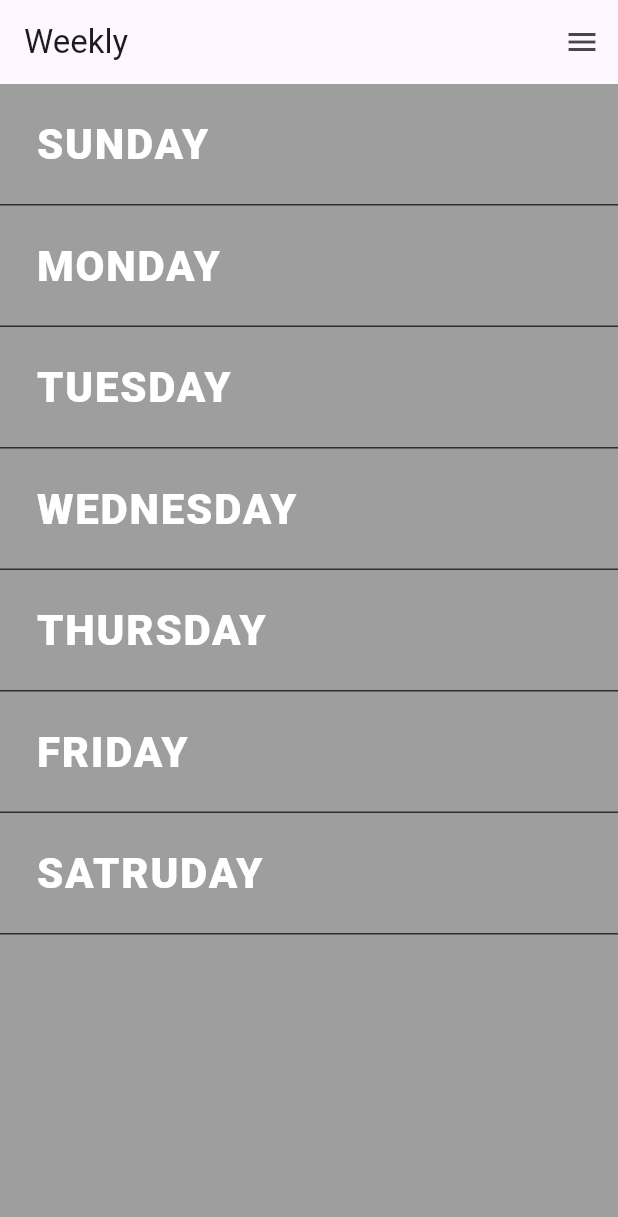
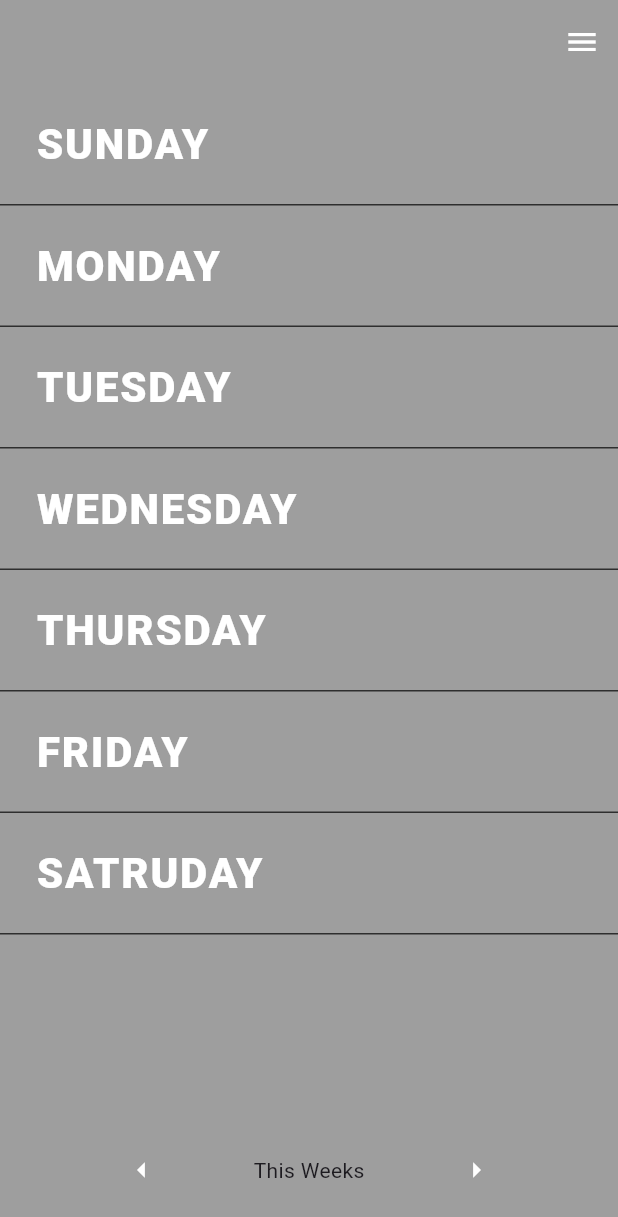
Before and after one commit to AmirulAiman/flutter_weekly, a Flutter app: the screen it shows once a user with an empty profile is signed in, on a phone screen of 412 x 824 dp. Shown: the top 1217 px of the screen. Run offline on Flutter 3.47's test engine with Material 3 defaults, Android fonts, the phone set to English and light mode, and no system bars; our stand-ins replace firebase_auth, firebase_core, get, sqflite; accounts and stored records are empty.

Commit message:
feat; update ui

```diff
--- a/lib/features/home/controllers/home_controller.dart
+++ b/lib/features/home/controllers/home_controller.dart
@@ -10,6 +10,7 @@ class HomeController extends GetxController {
 
   final tasks = <DayTaskModel>[].obs;
   final isLoading = false.obs;
+  final expanded = DateTime.now().weekday.obs;
   final currentDate = DateTime.now().obs;
 
   final _days = ['Sunday', 'Monday', 'Tuesday', 'Wednesday', 'Thursday', 'Friday', 'Satruday'];
--- a/lib/features/home/views/home_view.dart
+++ b/lib/features/home/views/home_view.dart
@@ -11,8 +11,13 @@ class HomeView extends GetView<HomeController> {
     return Scaffold(
       backgroundColor: Colors.grey,
       appBar: AppBar(
-        title: Text('Weekly'),
-        actions: [IconButton(onPressed: () {}, icon: Icon(Icons.menu))],
+        backgroundColor: Colors.grey,
+        actions: [
+          IconButton(
+            onPressed: () {},
+            icon: Icon(Icons.menu, color: Colors.white),
+          ),
+        ],
       ),
       body: Obx(() {
         if (controller.isLoading.value) {
@@ -23,6 +28,23 @@ class HomeView extends GetView<HomeController> {
           itemBuilder: (context, index) => DayTaskTile(model: controller.tasks[index]),
         );
       }),
+      bottomNavigationBar: Container(
+        padding: EdgeInsets.symmetric(horizontal: 20, vertical: 20),
+        child: Row(
+          mainAxisAlignment: MainAxisAlignment.spaceEvenly,
+          children: [
+            IconButton(
+              onPressed: () {},
+              icon: Icon(Icons.arrow_left, size: 24, color: Colors.white),
+            ),
+            Text('This Weeks'),
+            IconButton(
+              onPressed: () {},
+              icon: Icon(Icons.arrow_right, size: 24, color: Colors.white),
+            ),
+          ],
+        ),
+      ),
     );
   }
 }
--- a/lib/features/home/widgets/day_task_tile.dart
+++ b/lib/features/home/widgets/day_task_tile.dart
@@ -41,11 +41,13 @@ class DayTaskTile extends StatelessWidget {
                       letterSpacing: 1.2,
                     ),
                   ),
-                  if (isExpanded && model.tasks.isNotEmpty) ...[
+                  if (isExpanded) ...[
                     const SizedBox(height: 4),
                     Text(
-                      _formatSubtitle(model.tasks.first.date),
-                      style: const TextStyle(color: Color(0xFF888888), fontSize: 13),
+                      model.tasks.isNotEmpty
+                          ? _formatSubtitle(model.tasks.first.date)
+                          : _formatSubtitle(DateTime.now()),
+                      style: const TextStyle(color: Colors.white, fontSize: 13),
                     ),
                   ],
                 ],
```
